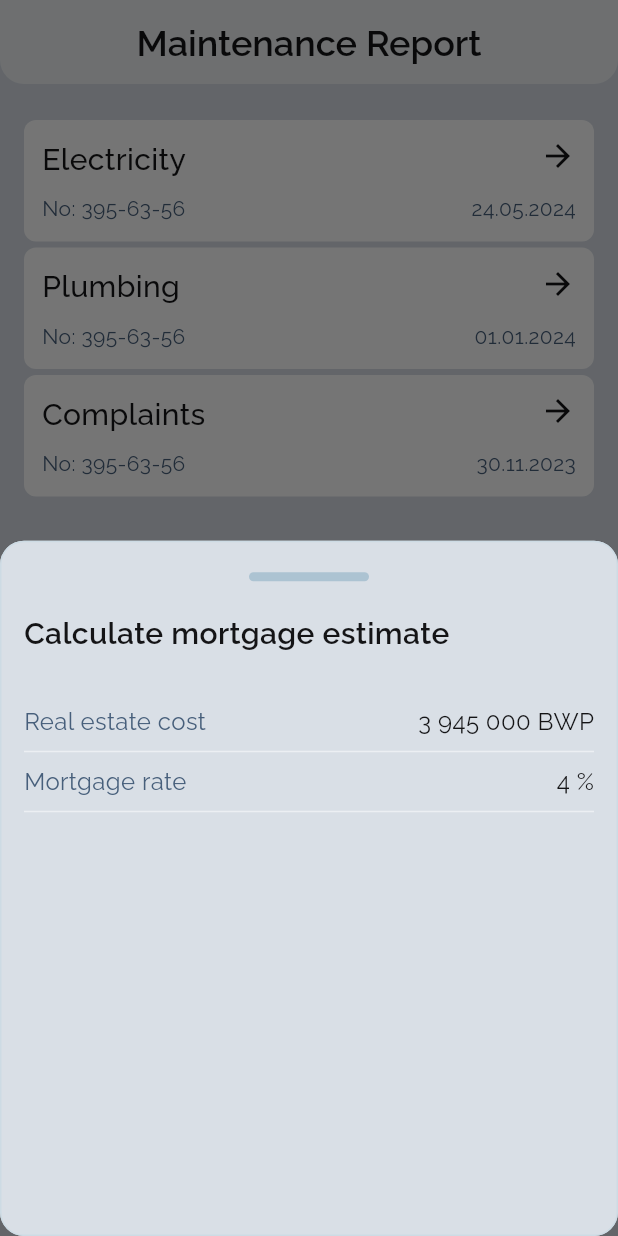
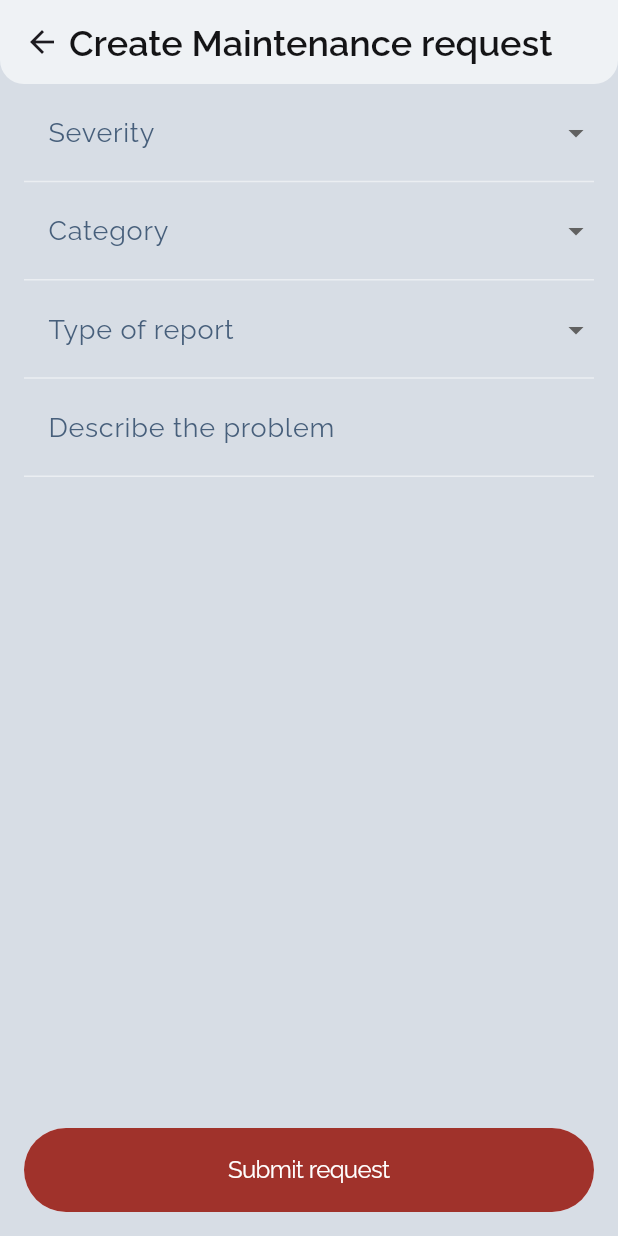
Before and after one commit to Naledi-tech-Hub/BHC_Mobile_App, a Flutter app: the ReportPage screen opened directly, after a tap on "New maintenance request", on a phone screen of 412 x 824 dp. Run offline on Flutter 3.47's test engine with Material 3 defaults, Android fonts, the phone set to English and light mode, and no system bars; our stand-ins replace bloc, dropdown_button2, easy_localization, flutter_bloc, flutter_map, flutter_secure_storage and 8 more; missing offline and left inert: flutter_email_sender, flutter_map_marker_cluster, flutter_osm_plugin; accounts and stored records are empty.

Commit message:
work on maintenece

```diff
--- a/lib/assets/asset_paths.dart
+++ b/lib/assets/asset_paths.dart
@@ -16,6 +16,8 @@ abstract class IconAssetsPaths {
   static const profile = '$_baseIconPath/profile.svg';
   static const calculate = '$_baseIconPath/calc.svg';
   static const maintenance = '$_baseIconPath/maintenance.svg';
+  static const call = '$_baseIconPath/call.svg';
+  static const plus = '$_baseIconPath/plus.svg';
 
   static const linkInMail = '$_baseIconPath/link_in_mail.svg';
   static const analyse = '$_baseIconPath/analyse.svg';
@@ -64,4 +66,5 @@ abstract class IconAssetsPaths {
 abstract class ImageAssetPaths {
   static const String _basePath = 'assets/images';
   static const house = '$_basePath/house.png';
+  static const bg = '$_basePath/bg.png';
 }
--- a/lib/features/bhc_mobile_app.dart
+++ b/lib/features/bhc_mobile_app.dart
@@ -29,7 +29,7 @@ class BHCMobileApp extends StatelessWidget {
           localizationsDelegates: context.localizationDelegates,
           theme: appTheme(context),
           onGenerateRoute: AppRouter.onGenerateRoute,
-          initialRoute: LandingPage.routeName,
+          initialRoute: NavBar.routeName,
         );
       }),
     );
--- a/lib/features/ui/pages/auth_pages/landing_page.dart
+++ b/lib/features/ui/pages/auth_pages/landing_page.dart
@@ -17,27 +17,28 @@ class LandingPage extends StatelessWidget {
   @override
   Widget build(BuildContext context) {
     return Material(
-      color: AppColors.lightBlue,
+      color: AppColors.white,
       child: Stack(
         alignment: Alignment.center,
         children: [
-          Positioned(
-            top: Sizes.p100,
-            child: SvgPicture.asset(IconAssetsPaths.bg),
-          ),
+          Positioned(top: Sizes.p200, child: Image.asset(ImageAssetPaths.bg)),
           Padding(
             padding: const EdgeInsets.all(Sizes.p24),
             child: Column(
               children: [
                 gapH72,
-                SvgPicture.asset(IconAssetsPaths.appLogo),
+                SvgPicture.asset(
+                  IconAssetsPaths.appLogo, color: AppColors.brand,),
                 gapH12,
                 Text(
                   'landing.future'.tr(),
-                  style: AppTextStyles.s24w700.apply(color: AppColors.white),
+                  style:
+                  AppTextStyles.s24w700.apply(color: AppColors.brand),
                 ),
                 spacer,
-                FilledCustomButton.secondary(
+                FilledCustomButton(
+                  buttonColor:AppColors.lightBlue,
+                  textColor: AppColors.brand,
                   onPressed: () {
                     Navigator.pushReplacementNamed(
                         context, CreateAccountPage.routeName);
--- /dev/null
+++ b/lib/features/ui/pages/report_page/create_report_page.dart
@@ -0,0 +1,230 @@
+import 'package:bhc_mobile_app/assets/app_colors.dart';
+import 'package:bhc_mobile_app/assets/text_styles.dart';
+import 'package:bhc_mobile_app/features/ui/widgets/app_bar.dart';
+import 'package:bhc_mobile_app/features/ui/widgets/custom_text_field.dart';
+import 'package:bhc_mobile_app/features/ui/widgets/widget_wrapper_button.dart';
+import 'package:flutter/material.dart';
+
+import '../../../../assets/app_sizes.dart';
+import '../../../../util/alert_utils.dart';
+import '../../widgets/custom_buttons/filled_custom_button.dart';
+
+final map = {
+  "Electrical": ['Electricity Tripping'],
+  "Plumbing": ["Leaking water"],
+  "Carpentry": ["Leaking water"],
+  "Masonry": ["Leaking water"],
+  "External": ["Leaking water"],
+  "Mechanical": ["Leaking water"],
+};
+
+class CreateReportPage extends StatefulWidget {
+  static const routeName = '/createReport';
+
+  const CreateReportPage({super.key});
+
+  @override
+  State<CreateReportPage> createState() => _CreateReportPageState();
+}
+
+class _CreateReportPageState extends State<CreateReportPage> {
+  String? reportType;
+  String? faultType;
+  int? severityDate;
+
+  @override
+  Widget build(BuildContext context) {
+    return Scaffold(
+      appBar: CustomAppBar(
+        label: 'Create Maintenance request',
+        centerTitle: false,
+      ),
+      floatingActionButtonLocation: FloatingActionButtonLocation.centerFloat,
+      floatingActionButton: Padding(
+        padding: const EdgeInsets.symmetric(horizontal: Sizes.p16),
+        child: Material(
+          borderRadius: BorderRadius.circular(999),
+          child: FilledCustomButton(
+            onPressed: () {
+              AlertUtils.showCustomDialog(
+                buttonTextKey: 'Close',
+                context: context,
+                titleKey: 'Confirmation',
+                isDismissible: true,
+                bodyText:
+                    'Your report has been logged with BHC. Your reference number is BHC13920, you will assisted within ${severityDate ?? 1} day(s)',
+              ).then((val) {
+                Navigator.pop(context);
+              });
+            },
+            textKey: 'Submit request',
+          ),
+        ),
+      ),
+      body: SingleChildScrollView(
+        child: Padding(
+          padding: const EdgeInsets.symmetric(horizontal: 16),
+          child: Column(
+            children: [
+              DropdownButtonFormField<int>(
+                decoration: InputDecoration(labelText: 'Severity'),
+                value: null,
+                items: [
+                  DropdownMenuItem(
+                    value: 1,
+                    child: Text('Emergency (24 hrs)'),
+                  ),
+                  DropdownMenuItem(
+                    value: 3,
+                    child: Text('Urgent (3 days)'),
+                  ),
+                  DropdownMenuItem(
+                    value: 14,
+                    child: Text('Normal (14 days)'),
+                  )
+                ],
+                onChanged: (val) {
+                  severityDate = val;
+                  setState(() {});
+                },
+              ),
+              DropdownButtonFormField<String>(
+                decoration: InputDecoration(labelText: 'Category'),
+                value: null,
+                items: [
+                  DropdownMenuItem(
+                    value: 'Planned',
+                    child: Text('Planned'),
+                  ),
+                  DropdownMenuItem(
+                    value: 'UnPlanned',
+                    child: Text('UnPlanned'),
+                  ),
+                  DropdownMenuItem(
+                    value: 'cot',
+                    child: Text('Change of tenancy'),
+                  ),
+                  DropdownMenuItem(
+                    value: 'van',
+                    child: Text('Vandalism'),
+                  )
+                ],
+                onChanged: (val) {},
+              ),
+              DropdownButtonFormField<String>(
+                decoration: InputDecoration(labelText: 'Type of report'),
+                value: reportType,
+                items: [
+                  DropdownMenuItem(
+                    value: 'Fault',
+                    child: Text('Fault'),
+                  ),
+                  DropdownMenuItem(
+                    value: 'Enquiry',
+                    child: Text('Enquiry'),
+                  ),
+                  DropdownMenuItem(
+                    value: 'Complaint',
+                    child: Text('Complaint'),
+                  ),
+                  DropdownMenuItem(
+                    value: 'Other',
+                    child: Text('Other'),
+                  )
+                ],
+                onChanged: (val) {
+                  reportType = val;
+                  setState(() {});
+                },
+              ),
+              if (reportType == 'Fault')
+                DropdownButtonFormField<String>(
+                  decoration: InputDecoration(labelText: 'Fault type'),
+                  value: faultType,
+                  items: [
+                    DropdownMenuItem(
+                      value: 'Electrical',
+                      child: Text('Electrical'),
+                    ),
+                    DropdownMenuItem(
+                      value: 'Carpentry',
+                      child: Text('Carpentry'),
+                    ),
+                    DropdownMenuItem(
+                      value: 'Plumbing',
+                      child: Text('Plumbing'),
+                    ),
+                    DropdownMenuItem(
+                      value: 'Masonry',
+                      child: Text('Masonry'),
+                    ),
+                    DropdownMenuItem(
+                      value: 'Mechanical',
+                      child: Text('Mechanical'),
+                    ),
+                    DropdownMenuItem(
+                      value: 'External',
+                      child: Text('External'),
+                    )
+                  ],
+                  onChanged: (val) {
+                    faultType = val;
+                    setState(() {});
+                  },
+                ),
+              if (faultType != null)
+                DropdownButtonFormField<String>(
+                  decoration:
+                      InputDecoration(labelText: '$faultType Fault Incident'),
+                  value: null,
+                  items: map[faultType]
+                      ?.map(
+                        (e) => DropdownMenuItem(
+                          value: e,
+                          child: Text(e),
+                        ),
+                      )
+                      .toList(),
+                  onChanged: (val) {},
+                ),
+              CustomTextField(
+                labelTextKey: 'Describe the problem',
+                maxLines: null,
+              ),
+              gapH16,
+              if (reportType == 'Fault')
+                WidgetButton(
+                  onPressed: () {},
+                  child: Row(
+                    children: [
+                      Icon(
+                        Icons.attach_file,
+                        color: AppColors.brand,
+                      ),
+                      Text(
+                        'Attach file',
+                        style:
+                            AppTextStyles.s18w500.apply(color: AppColors.brand),
+                      ),
+                    ],
+                  ),
+                ),
+              gapH20,
+            ],
+          ),
+        ),
+      ),
+    );
+  }
+}
+
+class FilesView extends StatelessWidget {
+  const FilesView({super.key});
+
+  @override
+  Widget build(BuildContext context) {
+    return ListView.builder(
+      itemBuilder: (context, item) => SizedBox(),
+    );
+  }
+}
--- a/lib/features/ui/pages/report_page/report_page.dart
+++ b/lib/features/ui/pages/report_page/report_page.dart
@@ -10,6 +10,7 @@ import '../../widgets/app_bar.dart';
 import '../../widgets/widget_wrapper_button.dart';
 import '../houses_page/application_form_page/application_form_page.dart';
 import '../houses_page/mortgage_page/mortgage_calculator_page.dart';
+import 'create_report_page.dart';
 
 class ReportPage extends StatelessWidget {
   const ReportPage({super.key});
@@ -27,29 +28,23 @@ class ReportPage extends StatelessWidget {
         child: Column(
           mainAxisSize: MainAxisSize.min,
           children: [
-            Material(
-              borderRadius: BorderRadius.circular(999),
-              child: CalculatorButton(
-                iconPath: IconAssetsPaths.calculate,
+            CalculatorButton(
+              iconPath: IconAssetsPaths.call,
               text: 'Emergency, call request',
               onPressed: () {},
             ),
-            ),
             gapH16,
-            Material(
-              borderRadius: BorderRadius.circular(999),
-              child: CalculatorButton(
-                iconPath: IconAssetsPaths.calculate,
-                color: AppColors.white,
-                textColor: AppColors.black,
+            CalculatorButton(
+              iconPath: IconAssetsPaths.plus,
+              color: AppColors.brand,
+              textColor: AppColors.white,
               text: 'New maintenance request',
               onPressed: () {
                 Navigator.pushNamed(
                   context,
-                    MortgageCalculatorPage.routeName,
+                  CreateReportPage.routeName,
                 );
               },
-              ),
             ),
           ],
         ),
--- a/lib/features/ui/routing/app_router.dart
+++ b/lib/features/ui/routing/app_router.dart
@@ -8,6 +8,7 @@ import 'package:bhc_mobile_app/features/ui/pages/auth_pages/otp_page/otp_page.da
 import 'package:bhc_mobile_app/features/ui/pages/house_details_page/house_details_page.dart';
 import 'package:bhc_mobile_app/features/ui/pages/houses_page/application_form_page/application_form_page.dart';
 import 'package:bhc_mobile_app/features/ui/pages/houses_page/mortgage_page/mortgage_calculator_page.dart';
+import 'package:bhc_mobile_app/features/ui/pages/report_page/create_report_page.dart';
 import 'package:flutter/material.dart';
 import 'package:flutter_bloc/flutter_bloc.dart';
 
@@ -46,6 +47,8 @@ class AppRouter {
 
       case ApplicationFormPage.routeName:
         return _NewRoute(const ApplicationFormPage(), settings: settings);
+      case CreateReportPage.routeName:
+        return _NewRoute(const CreateReportPage(), settings: settings);
 
       case MortgageCalculatorPage.routeName:
         return ModalBottomSheetRoute(
--- a/lib/features/ui/widgets/custom_text_field.dart
+++ b/lib/features/ui/widgets/custom_text_field.dart
@@ -35,19 +35,19 @@ class CustomTextField extends StatelessWidget {
     this.obscureText = false,
     this.autofocus = false,
     this.focusNode,
+    this.maxLines,
   });
 
   final ValueSetter<String>? onChanged;
   final VoidCallback? onEditingComplete;
-  final String? labelTextKey;
-  final String? initialValue;
+  final String? labelTextKey, initialValue;
+
   final TextEditingController? controller;
   final InputDecoration? decoration;
   final TextStyle? style;
   final bool? enabled;
-  final bool readOnly;
-  final bool obscureText;
-  final bool autofocus;
+  final bool readOnly, obscureText, autofocus;
+  final int? maxLines;
   final TextInputType? keyboardType;
   final FormFieldValidator<String>? validator;
   final List<TextInputFormatter>? textFormatters;
@@ -62,6 +62,7 @@ class CustomTextField extends StatelessWidget {
     return TextFormField(
       focusNode: focusNode,
       autofocus: autofocus,
+      maxLines: maxLines,
       obscureText: obscureText,
       enabled: enabled,
       readOnly: readOnly,
--- a/lib/features/ui/widgets/new_button.dart
+++ b/lib/features/ui/widgets/new_button.dart
@@ -12,7 +12,7 @@ class CalculatorButton extends StatelessWidget {
     this.color = AppColors.white,
     required this.text,
     required this.onPressed,
-    this.textColor = AppColors.white,
+    this.textColor = AppColors.black,
   });
 
   final String iconPath;
@@ -51,6 +51,7 @@ class CalculatorButton extends StatelessWidget {
             child: SvgPicture.asset(
               iconPath,
               fit: BoxFit.scaleDown,
+              color: textColor,
             ),
           )
         ],
--- a/pubspec.yaml
+++ b/pubspec.yaml
@@ -30,6 +30,7 @@ dependencies:
   google_sign_in: ^6.2.1
   easy_localization:
   flutter_email_sender:
+  file_picker:
 
   #widget utils
   flutter_svg: ^2.0.9
```
Also changed, not shown: assets/icons/call.svg (added), assets/icons/plus.svg (added), assets/images/bg.png (added), pubspec.lock. Lines whose indentation alone changed are shown as unchanged.
